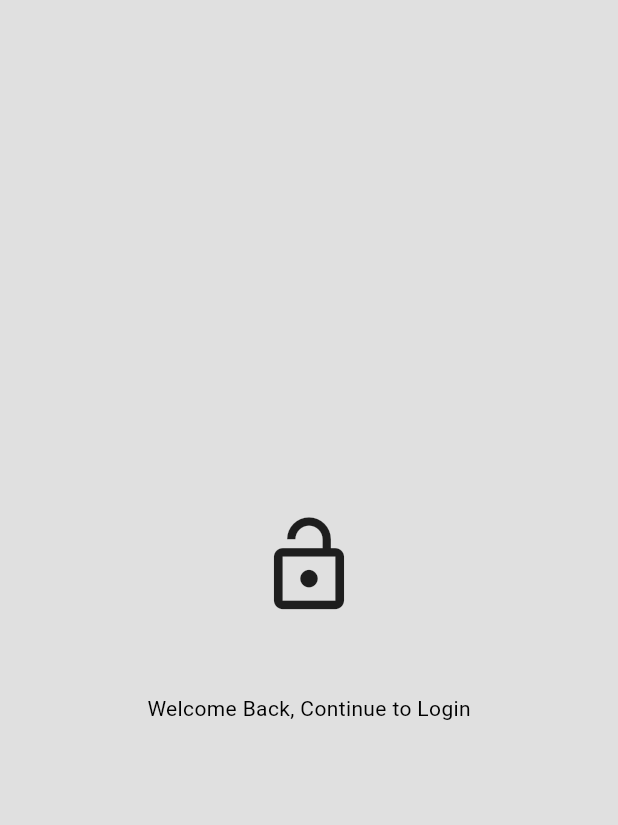
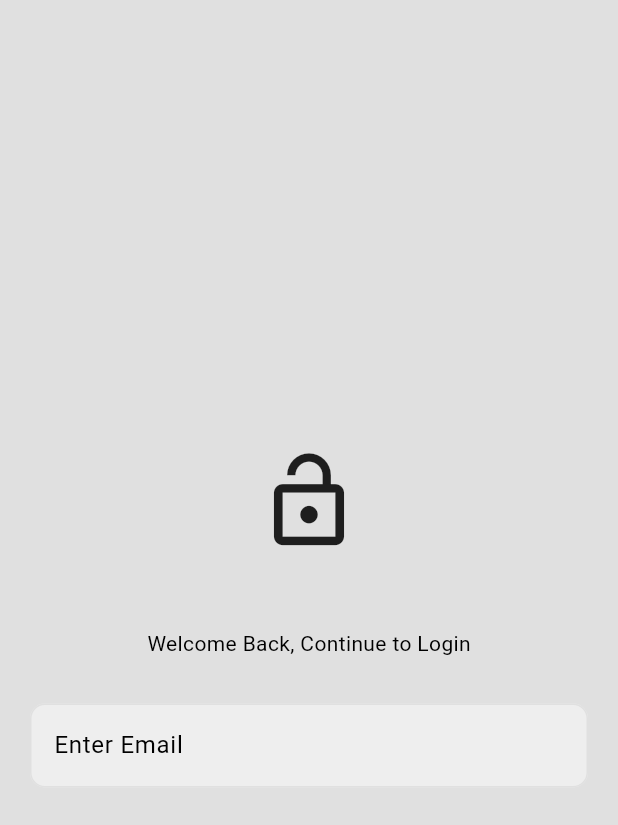
Before and after one commit to Andrew-Marfo/minimal-twitter-clone, a Flutter app: the screen it shows after launch, on a phone screen of 412 x 824 dp. Shown: the top 825 px of the screen. Run offline on Flutter 3.47's test engine with Material 3 defaults, Android fonts, the phone set to English and light mode, and no system bars.

Commit message:
login textfield

```diff
--- a/lib/components/login_textfield.dart
+++ b/lib/components/login_textfield.dart
@@ -18,7 +18,15 @@ class LoginTextfield extends StatelessWidget {
       obscureText: obscure,
       controller: textController,
       decoration: InputDecoration(
+        fillColor: Theme.of(context).colorScheme.secondary,
+        filled: true,
         hintText: hintText,
+        enabledBorder: OutlineInputBorder(
+          borderSide: BorderSide(
+            color: Theme.of(context).colorScheme.surface,
+          ),
+          borderRadius: BorderRadius.circular(10),
+        ),
       ),
     );
   }
--- a/lib/main.dart
+++ b/lib/main.dart
@@ -1,6 +1,6 @@
 import 'package:flutter/material.dart';
 import 'package:provider/provider.dart';
-import 'package:twitter_clone/screens/homepage.dart';
+// import 'package:twitter_clone/screens/homepage.dart';
 import 'package:twitter_clone/screens/login_page.dart';
 import 'package:twitter_clone/themes/theme_provider.dart';
 
@@ -20,7 +20,7 @@ class MyApp extends StatelessWidget {
   Widget build(BuildContext context) {
     return MaterialApp(
       debugShowCheckedModeBanner: false,
-      home: const LoginPage(),
+      home: LoginPage(),
       theme: Provider.of<ThemeProvider>(
         context,
       ).themeData,
--- a/lib/screens/login_page.dart
+++ b/lib/screens/login_page.dart
@@ -1,7 +1,10 @@
 import 'package:flutter/material.dart';
+import 'package:twitter_clone/components/login_textfield.dart';
 
 class LoginPage extends StatelessWidget {
-  const LoginPage({super.key});
+  final emailController = TextEditingController();
+  final psController = TextEditingController();
+  LoginPage({super.key});
 
   @override
   Widget build(BuildContext context) {
@@ -9,17 +12,25 @@ class LoginPage extends StatelessWidget {
       backgroundColor: Theme.of(context).colorScheme.surface,
       body: SafeArea(
         child: Center(
+          child: Padding(
+            padding: const EdgeInsets.symmetric(horizontal: 20),
             child: Column(
               mainAxisAlignment: MainAxisAlignment.center,
               children: [
-              Icon(
+                const Icon(
                   Icons.lock_open,
                   size: 70,
                 ),
                 const SizedBox(height: 50),
                 const Text('Welcome Back, Continue to Login'),
-
+                const SizedBox(height: 30),
+                LoginTextfield(
+                  hintText: 'Enter Email',
+                  textController: emailController,
+                  obscure: false,
+                ),
               ],
+            ),
           ),
         ),
       ),
```
Lines whose indentation alone changed are shown as unchanged.
